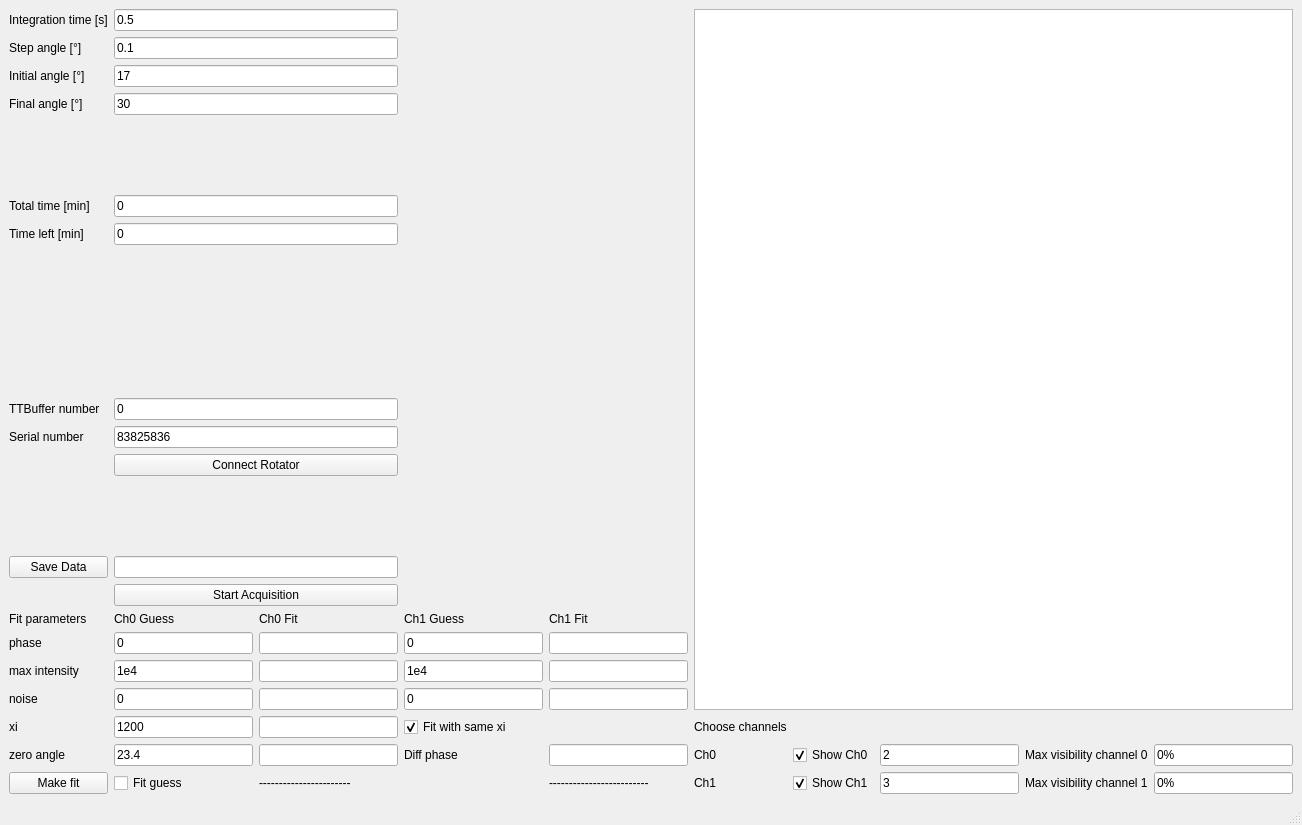
Old version of the form timebin.ui in the repository qLuxor/pylabtools.
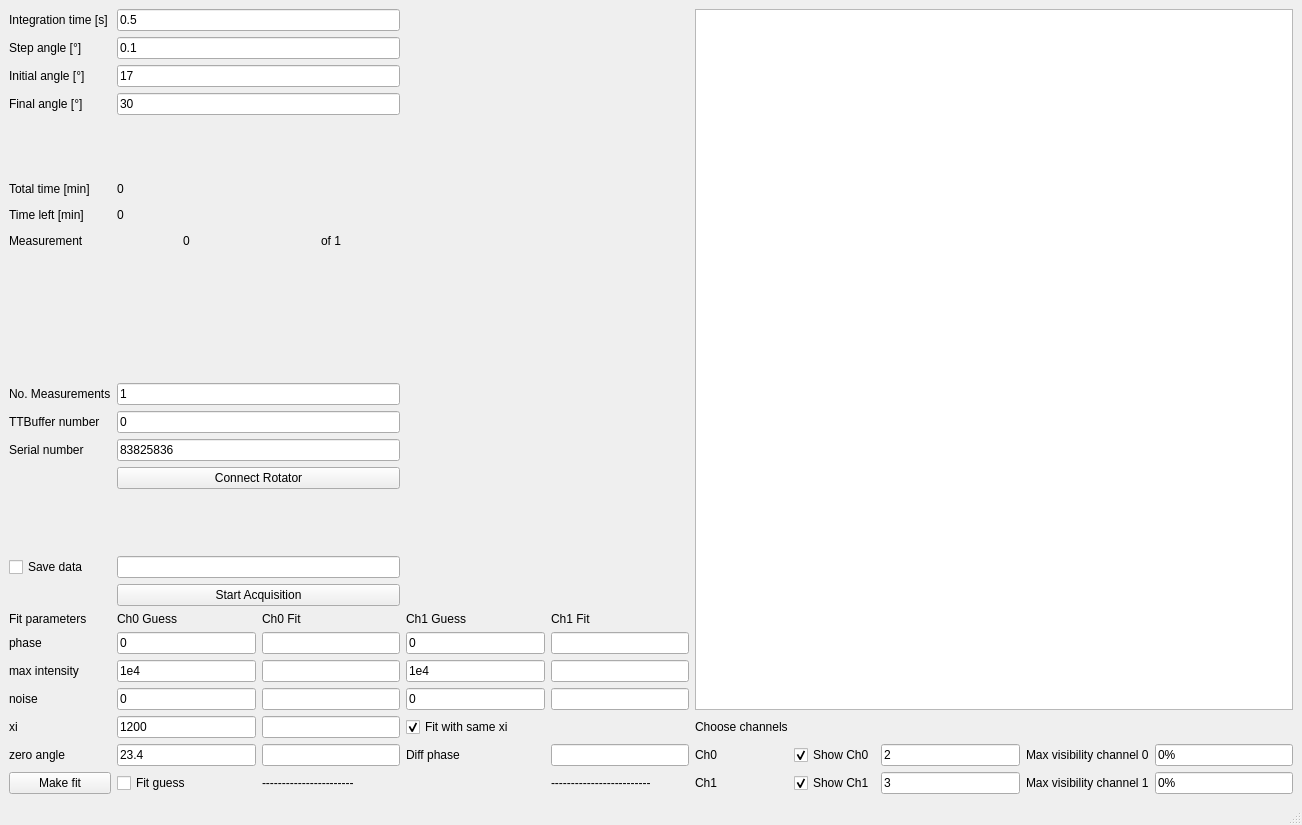
New version of the form. Custom widgets are drawn as their Qt base class.

Commit message: Add first implementation of multiple measurements

What changed in the file:
```diff
--- a/timebin.ui
+++ b/timebin.ui
@@ -15,17 +15,10 @@
   </property>
   <widget class="QWidget" name="centralwidget">
    <layout class="QGridLayout" name="gridLayout">
-    <item row="5" column="1" colspan="2">
-     <widget class="QLineEdit" name="txtTotTime">
-      <property name="text">
-       <string>0</string>
-      </property>
-     </widget>
-    </item>
-    <item row="17" column="2">
+    <item row="22" column="2">
      <widget class="QLineEdit" name="txtFitMaxIntensity0"/>
     </item>
-    <item row="15" column="4">
+    <item row="20" column="4">
      <widget class="QLabel" name="label_23">
       <property name="text">
        <string>Ch1 Fit</string>
@@ -39,23 +32,26 @@
       </property>
      </widget>
     </item>
-    <item row="20" column="2">
+    <item row="25" column="2">
      <widget class="QLineEdit" name="txtFitAngle0"/>
     </item>
-    <item row="20" column="3">
+    <item row="25" column="3">
      <widget class="QLabel" name="label_24">
       <property name="text">
        <string>Diff phase</string>
       </property>
      </widget>
     </item>
-    <item row="17" column="0">
+    <item row="22" column="0">
      <widget class="QLabel" name="label_14">
       <property name="text">
        <string>max intensity</string>
       </property>
      </widget>
     </item>
+    <item row="21" column="2">
+     <widget class="QLineEdit" name="txtFitPhase0"/>
+    </item>
     <item row="1" column="0">
      <widget class="QLabel" name="label_2">
       <property name="text">
@@ -63,15 +59,15 @@
       </property>
      </widget>
     </item>
-    <item row="14" column="1" colspan="2">
+    <item row="19" column="1" colspan="2">
      <widget class="QPushButton" name="btnStart">
       <property name="text">
        <string>Start Acquisition</string>
       </property>
      </widget>
     </item>
-    <item row="16" column="2">
-     <widget class="QLineEdit" name="txtFitPhase0"/>
+    <item row="21" column="4">
+     <widget class="QLineEdit" name="txtFitPhase1"/>
     </item>
     <item row="2" column="1" colspan="2">
      <widget class="QLineEdit" name="txtIniAngle">
@@ -80,9 +76,6 @@
       </property>
      </widget>
     </item>
-    <item row="16" column="4">
-     <widget class="QLineEdit" name="txtFitPhase1"/>
-    </item>
     <item row="4" column="0">
      <spacer name="verticalSpacer">
       <property name="orientation">
@@ -96,7 +89,7 @@
       </property>
      </spacer>
     </item>
-    <item row="8" column="0">
+    <item row="12" column="0">
      <spacer name="verticalSpacer_3">
       <property name="orientation">
        <enum>Qt::Vertical</enum>
@@ -109,21 +102,21 @@
       </property>
      </spacer>
     </item>
-    <item row="17" column="3">
+    <item row="22" column="3">
      <widget class="QLineEdit" name="txtMaxIntensity1">
       <property name="text">
        <string>1e4</string>
       </property>
      </widget>
     </item>
-    <item row="10" column="1" colspan="2">
+    <item row="15" column="1" colspan="2">
      <widget class="QLineEdit" name="txtSN">
       <property name="text">
        <string>83825836</string>
       </property>
      </widget>
     </item>
-    <item row="18" column="0">
+    <item row="23" column="0">
      <widget class="QLabel" name="label_15">
       <property name="text">
        <string>noise</string>
@@ -137,24 +130,24 @@
       </property>
      </widget>
     </item>
-    <item row="6" column="0">
+    <item row="22" column="4">
+     <widget class="QLineEdit" name="txtFitMaxIntensity1"/>
+    </item>
+    <item row="7" column="0">
      <widget class="QLabel" name="label_7">
       <property name="text">
        <string>Time left [min]</string>
       </property>
      </widget>
     </item>
-    <item row="17" column="4">
-     <widget class="QLineEdit" name="txtFitMaxIntensity1"/>
-    </item>
-    <item row="9" column="0">
+    <item row="14" column="0">
      <widget class="QLabel" name="label_8">
       <property name="text">
        <string>TTBuffer number</string>
       </property>
      </widget>
     </item>
-    <item row="12" column="1">
+    <item row="17" column="1">
      <spacer name="verticalSpacer_4">
       <property name="orientation">
        <enum>Qt::Vertical</enum>
@@ -167,42 +160,42 @@
       </property>
      </spacer>
     </item>
-    <item row="20" column="0">
+    <item row="25" column="0">
      <widget class="QLabel" name="label_12">
       <property name="text">
        <string>zero angle</string>
       </property>
      </widget>
     </item>
-    <item row="20" column="1">
+    <item row="25" column="1">
      <widget class="QLineEdit" name="txtAngle0">
       <property name="text">
        <string>23.4</string>
       </property>
      </widget>
     </item>
-    <item row="10" column="0">
+    <item row="15" column="0">
      <widget class="QLabel" name="label_10">
       <property name="text">
        <string>Serial number</string>
       </property>
      </widget>
     </item>
-    <item row="19" column="0">
+    <item row="24" column="0">
      <widget class="QLabel" name="label_13">
       <property name="text">
        <string>xi</string>
       </property>
      </widget>
     </item>
-    <item row="15" column="0">
+    <item row="20" column="0">
      <widget class="QLabel" name="label_18">
       <property name="text">
        <string>Fit parameters</string>
       </property>
      </widget>
     </item>
-    <item row="15" column="3">
+    <item row="20" column="3">
      <widget class="QLabel" name="label_17">
       <property name="text">
        <string>Ch1 Guess</string>
@@ -223,14 +216,14 @@
       </property>
      </widget>
     </item>
-    <item row="9" column="1" colspan="2">
+    <item row="14" column="1" colspan="2">
      <widget class="QLineEdit" name="txtBufferNo">
       <property name="text">
        <string>0</string>
       </property>
      </widget>
     </item>
-    <item row="7" column="0">
+    <item row="11" column="0">
      <spacer name="verticalSpacer_2">
       <property name="orientation">
        <enum>Qt::Vertical</enum>
@@ -243,7 +236,7 @@
       </property>
      </spacer>
     </item>
-    <item row="21" column="6">
+    <item row="26" column="6">
      <widget class="QCheckBox" name="checkCh1">
       <property name="acceptDrops">
        <bool>false</bool>
@@ -256,24 +249,24 @@
       </property>
      </widget>
     </item>
-    <item row="21" column="7">
+    <item row="24" column="2">
+     <widget class="QLineEdit" name="txtFitXi"/>
+    </item>
+    <item row="26" column="7">
      <widget class="QLineEdit" name="txtCh1">
       <property name="text">
        <string>3</string>
       </property>
      </widget>
     </item>
-    <item row="19" column="2">
-     <widget class="QLineEdit" name="txtFitXi"/>
-    </item>
-    <item row="20" column="8">
+    <item row="25" column="8">
      <widget class="QLabel" name="label_6">
       <property name="text">
        <string>Max visibility channel 0</string>
       </property>
      </widget>
     </item>
-    <item row="20" column="6">
+    <item row="25" column="6">
      <widget class="QCheckBox" name="checkCh0">
       <property name="text">
        <string>Show Ch0</string>
@@ -283,55 +276,58 @@
       </property>
      </widget>
     </item>
-    <item row="20" column="7">
+    <item row="25" column="7">
      <widget class="QLineEdit" name="txtCh0">
       <property name="text">
        <string>2</string>
       </property>
      </widget>
     </item>
-    <item row="21" column="8">
+    <item row="26" column="8">
      <widget class="QLabel" name="label_9">
       <property name="text">
        <string>Max visibility channel 1</string>
       </property>
      </widget>
     </item>
-    <item row="21" column="9">
+    <item row="26" column="9">
      <widget class="QLineEdit" name="txtMaxVis1">
       <property name="text">
        <string>0%</string>
       </property>
      </widget>
     </item>
-    <item row="16" column="1">
+    <item row="21" column="1">
      <widget class="QLineEdit" name="txtPhase0">
       <property name="text">
        <string>0</string>
       </property>
      </widget>
     </item>
-    <item row="21" column="4">
+    <item row="26" column="4">
      <widget class="QLabel" name="label_26">
       <property name="text">
        <string>-------------------------</string>
       </property>
      </widget>
     </item>
-    <item row="21" column="5">
+    <item row="26" column="5">
      <widget class="QLabel" name="label_20">
       <property name="text">
        <string>Ch1</string>
       </property>
      </widget>
     </item>
-    <item row="18" column="3">
+    <item row="23" column="3">
      <widget class="QLineEdit" name="txtNoise1">
       <property name="text">
        <string>0</string>
       </property>
      </widget>
     </item>
+    <item row="23" column="2">
+     <widget class="QLineEdit" name="txtFitNoise0"/>
+    </item>
     <item row="0" column="0">
      <widget class="QLabel" name="label">
       <property name="text">
@@ -339,17 +335,14 @@
       </property>
      </widget>
     </item>
-    <item row="11" column="1" colspan="2">
+    <item row="16" column="1" colspan="2">
      <widget class="QPushButton" name="btnConnect">
       <property name="text">
        <string>Connect Rotator</string>
       </property>
      </widget>
     </item>
-    <item row="18" column="2">
-     <widget class="QLineEdit" name="txtFitNoise0"/>
-    </item>
-    <item row="15" column="2">
+    <item row="20" column="2">
      <widget class="QLabel" name="label_22">
       <property name="text">
        <string>Ch0 Fit</string>
@@ -363,20 +356,17 @@
       </property>
      </widget>
     </item>
-    <item row="15" column="1">
+    <item row="25" column="4">
+     <widget class="QLineEdit" name="txtDiffPhase"/>
+    </item>
+    <item row="20" column="1">
      <widget class="QLabel" name="label_16">
       <property name="text">
        <string>Ch0 Guess</string>
       </property>
      </widget>
     </item>
-    <item row="13" column="1" colspan="2">
-     <widget class="QLineEdit" name="txtFileName"/>
-    </item>
-    <item row="20" column="4">
-     <widget class="QLineEdit" name="txtDiffPhase"/>
-    </item>
-    <item row="20" column="5">
+    <item row="25" column="5">
      <widget class="QLabel" name="label_19">
       <property name="text">
        <string>Ch0</string>
@@ -390,42 +380,35 @@
       </property>
      </widget>
     </item>
-    <item row="18" column="1">
+    <item row="23" column="1">
      <widget class="QLineEdit" name="txtNoise0">
       <property name="text">
        <string>0</string>
       </property>
      </widget>
     </item>
-    <item row="6" column="1" colspan="2">
-     <widget class="QLineEdit" name="txtTimeLeft">
-      <property name="text">
-       <string>0</string>
-      </property>
-     </widget>
-    </item>
-    <item row="19" column="1">
+    <item row="24" column="1">
      <widget class="QLineEdit" name="txtXi">
       <property name="text">
        <string>1200</string>
       </property>
      </widget>
     </item>
-    <item row="20" column="9">
+    <item row="25" column="9">
      <widget class="QLineEdit" name="txtMaxVis0">
       <property name="text">
        <string>0%</string>
       </property>
      </widget>
     </item>
-    <item row="21" column="0">
+    <item row="26" column="0">
      <widget class="QPushButton" name="btnMakeFit">
       <property name="text">
        <string>Make fit</string>
       </property>
      </widget>
     </item>
-    <item row="19" column="3">
+    <item row="24" column="3">
      <widget class="QCheckBox" name="checkFitSameXi">
       <property name="text">
        <string>Fit with same xi</string>
@@ -435,61 +418,119 @@
       </property>
      </widget>
     </item>
-    <item row="19" column="5">
+    <item row="24" column="5">
      <widget class="QLabel" name="label_21">
       <property name="text">
        <string>Choose channels</string>
       </property>
      </widget>
     </item>
-    <item row="17" column="1">
+    <item row="22" column="1">
      <widget class="QLineEdit" name="txtMaxIntensity0">
       <property name="text">
        <string>1e4</string>
       </property>
      </widget>
     </item>
-    <item row="16" column="3">
+    <item row="21" column="3">
      <widget class="QLineEdit" name="txtPhase1">
       <property name="text">
        <string>0</string>
       </property>
      </widget>
     </item>
-    <item row="16" column="0">
+    <item row="21" column="0">
      <widget class="QLabel" name="label_11">
       <property name="text">
        <string>phase</string>
       </property>
      </widget>
     </item>
-    <item row="13" column="0">
-     <widget class="QPushButton" name="btnSaveData">
-      <property name="text">
-       <string>Save Data</string>
-      </property>
-     </widget>
-    </item>
-    <item row="18" column="4">
+    <item row="23" column="4">
      <widget class="QLineEdit" name="txtFitNoise1"/>
     </item>
-    <item row="21" column="1">
-     <widget class="QCheckBox" name="checkFitGuess">
-      <property name="text">
-       <string>Fit guess</string>
-      </property>
-     </widget>
-    </item>
-    <item row="21" column="2">
+    <item row="26" column="2">
      <widget class="QLabel" name="label_25">
       <property name="text">
        <string>-----------------------</string>
       </property>
      </widget>
     </item>
-    <item row="0" column="5" rowspan="19" colspan="5">
+    <item row="26" column="1">
+     <widget class="QCheckBox" name="checkFitGuess">
+      <property name="text">
+       <string>Fit guess</string>
+      </property>
+     </widget>
+    </item>
+    <item row="0" column="5" rowspan="24" colspan="5">
      <widget class="PlotWidget" name="pltVisibility"/>
     </item>
+    <item row="9" column="0">
+     <widget class="QLabel" name="label_27">
+      <property name="text">
+       <string>Measurement</string>
+      </property>
+     </widget>
+    </item>
+    <item row="18" column="1" colspan="2">
+     <widget class="QLineEdit" name="txtFileName"/>
+    </item>
+    <item row="9" column="1">
+     <widget class="QLabel" name="label_28">
+      <property name="text">
+       <string>0</string>
+      </property>
+      <property name="alignment">
+       <set>Qt::AlignCenter</set>
+      </property>
+     </widget>
+    </item>
+    <item row="18" column="0">
+     <widget class="QCheckBox" name="chkSaveData">
+      <property name="text">
+       <string>Save data</string>
+      </property>
+     </widget>
+    </item>
+    <item row="13" column="0">
+     <widget class="QLabel" name="label_30">
+      <property name="text">
+       <string>No. Measurements</string>
+      </property>
+     </widget>
+    </item>
+    <item row="9" column="2">
+     <widget class="QLabel" name="label_29">
+      <property name="text">
+       <string>of 1</string>
+      </property>
+      <property name="alignment">
+       <set>Qt::AlignCenter</set>
+      </property>
+     </widget>
+    </item>
+    <item row="13" column="1" colspan="2">
+     <widget class="QLineEdit" name="lineEdit">
+      <property name="text">
+       <string>1</string>
+      </property>
+     </widget>
+    </item>
+    <item row="5" column="1" colspan="2">
+     <widget class="QLabel" name="lblTotalTime">
+      <property name="text">
+       <string>0</string>
+      </property>
+     </widget>
+    </item>
+    <item row="7" column="1" colspan="2">
+     <widget class="QLabel" name="lblTimeLeft">
+      <property name="text">
+       <string>0</string>
+      </property>
+     </widget>
+    </item>
    </layout>
   </widget>
   <widget class="QMenuBar" name="menubar">
```
Left out of the diff: 2 changed lines with no effect on the pictures. The commit also changes 1 other file.
